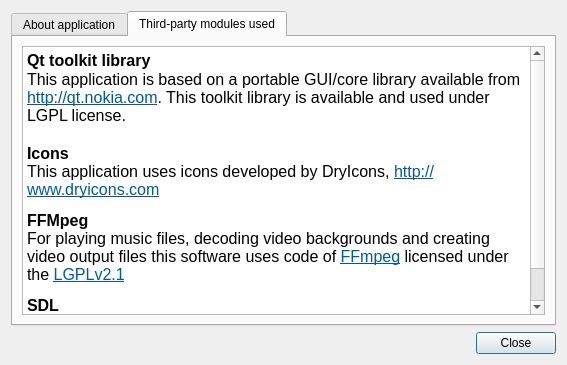
Qt form src/dialog_about.ui (gyunaev/spivak) before a commit.
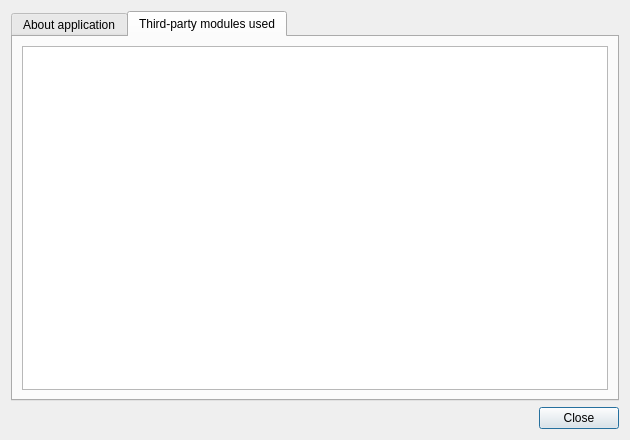
The same form after that commit. The open tabs and pages were chosen to show the change. Icons and pictures are not drawn.

Commit message: About dialog redesigned; now all text is dynamically formed to avoid font issues (credits: Oksana)

Diff of the .ui file:
```diff
--- a/src/dialog_about.ui
+++ b/src/dialog_about.ui
@@ -6,8 +6,8 @@
    <rect>
     <x>0</x>
     <y>0</y>
-    <width>567</width>
-    <height>365</height>
+    <width>630</width>
+    <height>440</height>
    </rect>
   </property>
   <property name="windowTitle">
@@ -75,13 +75,8 @@
           <string>&lt;!DOCTYPE HTML PUBLIC &quot;-//W3C//DTD HTML 4.0//EN&quot; &quot;http://www.w3.org/TR/REC-html40/strict.dtd&quot;&gt;
 &lt;html&gt;&lt;head&gt;&lt;meta name=&quot;qrichtext&quot; content=&quot;1&quot; /&gt;&lt;style type=&quot;text/css&quot;&gt;
 p, li { white-space: pre-wrap; }
-&lt;/style&gt;&lt;/head&gt;&lt;body style=&quot; font-family:'Liberation Sans'; font-size:12pt; font-weight:400; font-style:normal;&quot;&gt;
-&lt;p style=&quot; margin-top:0px; margin-bottom:0px; margin-left:0px; margin-right:0px; -qt-block-indent:0; text-indent:0px;&quot;&gt;&lt;span style=&quot; font-weight:600;&quot;&gt;Qt toolkit library&lt;/span&gt;&lt;/p&gt;
-&lt;p style=&quot; margin-top:0px; margin-bottom:0px; margin-left:0px; margin-right:0px; -qt-block-indent:0; text-indent:0px;&quot;&gt;This application is based on a portable GUI/core library available from  &lt;a href=&quot;http://qt.nokia.com&quot;&gt;&lt;span style=&quot; text-decoration: underline; color:#0057ae;&quot;&gt;http://qt.nokia.com&lt;/span&gt;&lt;/a&gt;. This toolkit library is available and used under LGPL license.&lt;/p&gt;
-&lt;p style=&quot;-qt-paragraph-type:empty; margin-top:0px; margin-bottom:0px; margin-left:0px; margin-right:0px; -qt-block-indent:0; text-indent:0px;&quot;&gt;&lt;/p&gt;
-&lt;p style=&quot; margin-top:0px; margin-bottom:12px; margin-left:0px; margin-right:0px; -qt-block-indent:0; text-indent:0px;&quot;&gt;&lt;span style=&quot; font-weight:600;&quot;&gt;Icons&lt;/span&gt;&lt;br /&gt;This application uses icons developed by DryIcons, &lt;a href=&quot;http://www.dryicons.com&quot;&gt;&lt;span style=&quot; text-decoration: underline; color:#0057ae;&quot;&gt;http://www.dryicons.com&lt;/span&gt;&lt;/a&gt;&lt;/p&gt;
-&lt;p style=&quot; margin-top:0px; margin-bottom:12px; margin-left:0px; margin-right:0px; -qt-block-indent:0; text-indent:0px;&quot;&gt;&lt;span style=&quot; font-weight:600;&quot;&gt;FFMpeg&lt;/span&gt;&lt;br /&gt;For playing music files, decoding video backgrounds and creating video output files this software uses code of &lt;a href=&quot;http://ffmpeg.org&quot;&gt;&lt;span style=&quot; text-decoration: underline; color:#0057ae;&quot;&gt;FFmpeg&lt;/span&gt;&lt;/a&gt; licensed under the &lt;a href=&quot;http://www.gnu.org/licenses/old-licenses/lgpl-2.1.html&quot;&gt;&lt;span style=&quot; text-decoration: underline; color:#0057ae;&quot;&gt;LGPLv2.1&lt;/span&gt;&lt;/a&gt;&lt;/p&gt;
-&lt;p style=&quot; margin-top:0px; margin-bottom:12px; margin-left:0px; margin-right:0px; -qt-block-indent:0; text-indent:0px;&quot;&gt;&lt;span style=&quot; font-weight:600;&quot;&gt;SDL&lt;/span&gt;&lt;br /&gt;For playing music files this software uses the &lt;a href=&quot;http://www.libsdl.org&quot;&gt;&lt;span style=&quot; text-decoration: underline; color:#0057ae;&quot;&gt;Simple DirectMedia Layer library&lt;/span&gt;&lt;/a&gt; licensed under the &lt;a href=&quot;http://www.gnu.org/licenses/old-licenses/lgpl-2.1.html&quot;&gt;&lt;span style=&quot; text-decoration: underline; color:#0057ae;&quot;&gt;LGPL license&lt;/span&gt;&lt;/a&gt;&lt;/p&gt;&lt;/body&gt;&lt;/html&gt;</string>
+&lt;/style&gt;&lt;/head&gt;&lt;body style=&quot; font-family:'Noto Sans'; font-size:9pt; font-weight:400; font-style:normal;&quot;&gt;
+&lt;p style=&quot;-qt-paragraph-type:empty; margin-top:12px; margin-bottom:12px; margin-left:0px; margin-right:0px; -qt-block-indent:0; text-indent:0px;&quot;&gt;&lt;br /&gt;&lt;/p&gt;&lt;/body&gt;&lt;/html&gt;</string>
          </property>
          <property name="openExternalLinks">
           <bool>true</bool>
```
Left out of the diff: 8 changed lines with no effect on the pictures. The commit also changes 1 other file.
